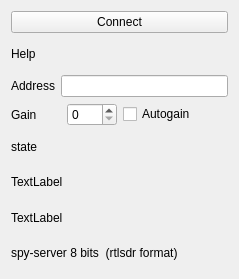
Qt form src/devices/spy-server/spyserver-client.ui (tomneda/DABstar) before a commit.
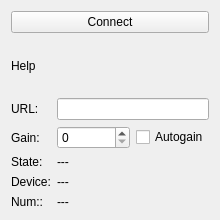
The same form after that commit.

Commit message:
Refactor SpyServer client and handler UI and logic
- Updated `read_widget_geometry` call with additional parameters.
- Removed redundant log message in `spyserver-client.cpp`.
- Improved sequence number validation in `spyserver-handler.cpp`.
- Adjusted SpyServer client UI layout and text labels.

Diff of the .ui file:
```diff
--- a/src/devices/spy-server/spyserver-client.ui
+++ b/src/devices/spy-server/spyserver-client.ui
@@ -6,8 +6,8 @@
    <rect>
     <x>0</x>
     <y>0</y>
-    <width>239</width>
-    <height>279</height>
+    <width>220</width>
+    <height>220</height>
    </rect>
   </property>
   <property name="windowTitle">
@@ -33,30 +33,61 @@
     </widget>
    </item>
    <item>
-    <layout class="QHBoxLayout" name="horizontalLayout_4">
-     <item>
+    <layout class="QFormLayout" name="formLayout">
+     <item row="0" column="0">
       <widget class="QLabel" name="label_3">
        <property name="text">
-        <string>Address</string>
+        <string>URL:</string>
        </property>
       </widget>
      </item>
-     <item>
+     <item row="0" column="1">
       <widget class="QLineEdit" name="editIpAddress"/>
      </item>
-    </layout>
-   </item>
-   <item>
-    <layout class="QHBoxLayout" name="horizontalLayout_5">
-     <item>
-      <layout class="QHBoxLayout" name="horizontalLayout_2">
-       <item>
-        <widget class="QLabel" name="label_2">
-         <property name="text">
-          <string>Gain</string>
-         </property>
-        </widget>
-       </item>
+     <item row="3" column="0">
+      <widget class="QLabel" name="label_4">
+       <property name="text">
+        <string>State:</string>
+       </property>
+      </widget>
+     </item>
+     <item row="3" column="1">
+      <widget class="QLabel" name="theState">
+       <property name="text">
+        <string>---</string>
+       </property>
+      </widget>
+     </item>
+     <item row="4" column="0">
+      <widget class="QLabel" name="label_5">
+       <property name="text">
+        <string>Device:</string>
+       </property>
+      </widget>
+     </item>
+     <item row="4" column="1">
+      <widget class="QLabel" name="nameOfDevice">
+       <property name="text">
+        <string>---</string>
+       </property>
+      </widget>
+     </item>
+     <item row="5" column="0">
+      <widget class="QLabel" name="label_6">
+       <property name="text">
+        <string>Num::</string>
+       </property>
+      </widget>
+     </item>
+     <item row="5" column="1">
+      <widget class="QLabel" name="deviceNumber">
+       <property name="text">
+        <string>---</string>
+       </property>
+      </widget>
+     </item>
+     <item row="2" column="1">
+      <layout class="QHBoxLayout" name="horizontalLayout_3">
        <item>
         <widget class="QSpinBox" name="sbGain">
          <property name="maximum">
@@ -64,45 +95,24 @@
          </property>
         </widget>
        </item>
+       <item>
+        <widget class="QCheckBox" name="cbAutoGain">
+         <property name="text">
+          <string>Autogain</string>
+         </property>
+        </widget>
+       </item>
       </layout>
      </item>
-     <item>
-      <widget class="QCheckBox" name="cbAutoGain">
+     <item row="2" column="0">
+      <widget class="QLabel" name="label_2">
        <property name="text">
-        <string>Autogain</string>
+        <string>Gain:</string>
        </property>
       </widget>
      </item>
     </layout>
    </item>
-   <item>
-    <widget class="QLabel" name="theState">
-     <property name="text">
-      <string>state</string>
-     </property>
-    </widget>
-   </item>
-   <item>
-    <widget class="QLabel" name="nameOfDevice">
-     <property name="text">
-      <string>TextLabel</string>
-     </property>
-    </widget>
-   </item>
-   <item>
-    <widget class="QLabel" name="deviceNumber">
-     <property name="text">
-      <string>TextLabel</string>
-     </property>
-    </widget>
-   </item>
-   <item>
-    <widget class="QLabel" name="label">
-     <property name="text">
-      <string>spy-server 8 bits  (rtlsdr format)</string>
-     </property>
-    </widget>
-   </item>
   </layout>
  </widget>
  <resources/>
```
Left out of the diff: 2 changed lines with no effect on the pictures. The commit also changes 2 other files.
